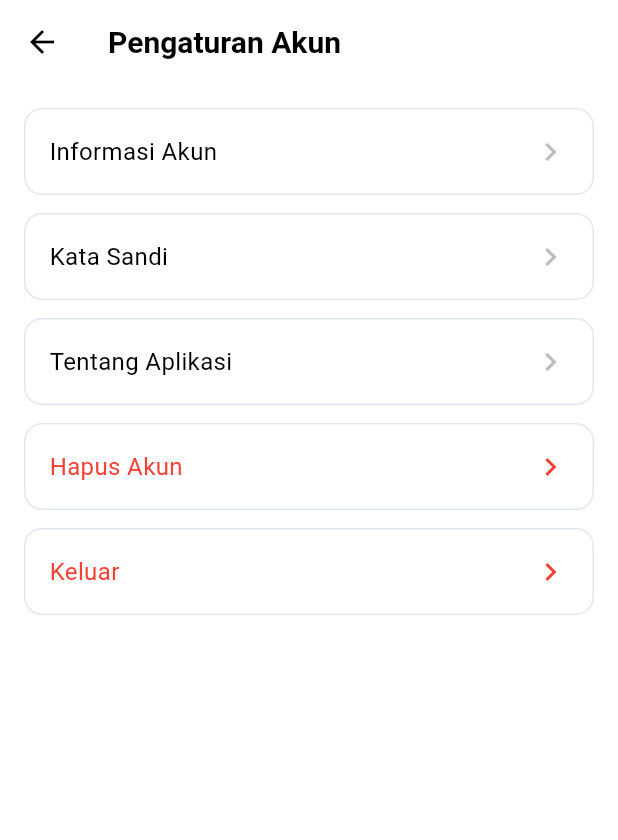
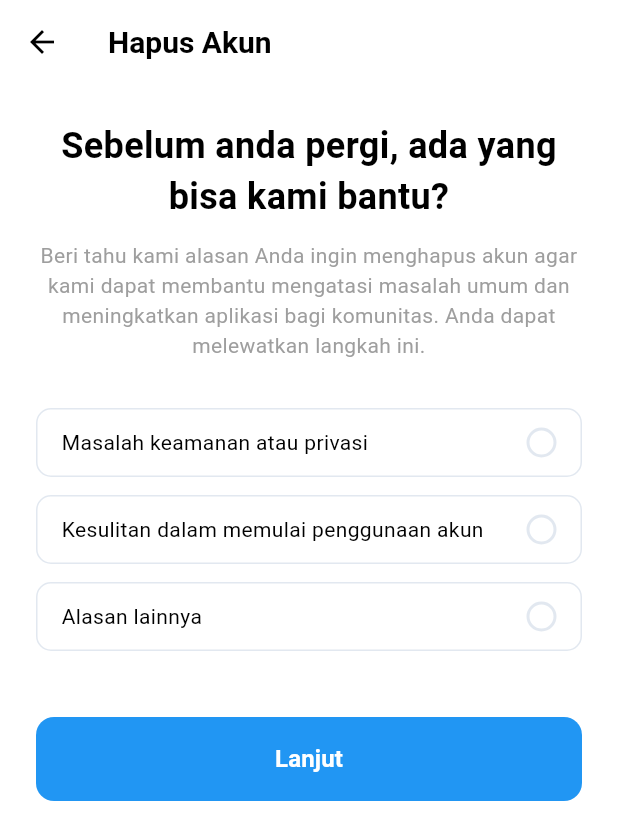
Before and after one commit to MuhammadBrataH/gerak-mobile-app, a Flutter app: the AccountSettingsView screen opened by its route, after a tap on "Hapus Akun", on a phone screen of 412 x 824 dp. Shown: the top 840 px of the screen. Run offline on Flutter 3.47's test engine with Material 3 defaults, Android fonts, the phone set to English and light mode, and no system bars; our stand-ins replace dio, flutter_secure_storage, flutter_svg, get, google_sign_in, image_picker; accounts and stored records are empty.

Commit message:
fix community logic and  add delete account page

```diff
--- a/lib/core/routes/app_pages.dart
+++ b/lib/core/routes/app_pages.dart
@@ -17,6 +17,7 @@ import '../../features/events/presentation/pages/dashboard_view.dart';
 import '../../features/events/presentation/pages/sports_all_view.dart';
 import '../../features/profile/presentation/pages/account_info_view.dart';
 import '../../features/profile/presentation/pages/account_settings_view.dart';
+import '../../features/profile/presentation/pages/delete_account_view.dart';
 import '../../features/profile/presentation/pages/delete_account_step1_view.dart';
 import '../../features/profile/presentation/pages/delete_account_step2_view.dart';
 import '../../features/profile/presentation/pages/edit_profile_view.dart';
@@ -97,6 +98,10 @@ class AppPages {
       page: () => const PasswordUpdateView(),
     ),
     GetPage(
+      name: AppRoutes.deleteAccount,
+      page: () => const DeleteAccountView(),
+    ),
+    GetPage(
       name: AppRoutes.deleteAccountStep1,
       page: () => const DeleteAccountStep1View(),
     ),
--- a/lib/core/routes/app_routes.dart
+++ b/lib/core/routes/app_routes.dart
@@ -20,6 +20,7 @@ abstract class AppRoutes {
   static const String emailUpdate = '/profile/email-update';
   static const String accountSettings = '/profile/settings';
   static const String passwordUpdate = '/profile/password-update';
+  static const String deleteAccount = '/profile/delete-account';
   static const String deleteAccountStep1 = '/profile/delete-account-step-1';
   static const String deleteAccountStep2 = '/profile/delete-account-step-2';
 }
--- a/lib/features/auth/presentation/controllers/auth_controller.dart
+++ b/lib/features/auth/presentation/controllers/auth_controller.dart
@@ -220,8 +220,10 @@ class AuthController extends GetxController {
   String get homeRoute => _homeRouteForAccountType(user.value?.accountType);
 
   Future<bool> get isLoggedIn async {
-    final token = await _storage.read(key: 'token');
-    return token != null && token.isNotEmpty;
+    // Disable auto-login for testing - always return false
+    return false;
+    // final token = await _storage.read(key: 'token');
+    // return token != null && token.isNotEmpty;
   }
 
   Future<bool> get hasCompletedOnboarding async {
--- a/lib/features/profile/presentation/pages/account_settings_view.dart
+++ b/lib/features/profile/presentation/pages/account_settings_view.dart
@@ -49,7 +49,7 @@ class AccountSettingsView extends StatelessWidget {
           _SettingsItem(
             title: 'Hapus Akun',
             textColor: Colors.red,
-            onTap: () => Get.toNamed('/profile/delete-account'),
+            onTap: () => Get.toNamed(AppRoutes.deleteAccount),
           ),
           const SizedBox(height: 12),
           _SettingsItem(
--- /dev/null
+++ b/lib/features/profile/presentation/pages/delete_account_view.dart
@@ -0,0 +1,243 @@
+import 'package:flutter/material.dart';
+import 'package:get/get.dart';
+import '../../../auth/presentation/controllers/auth_controller.dart';
+
+class DeleteAccountView extends StatefulWidget {
+  const DeleteAccountView({super.key});
+
+  @override
+  State<DeleteAccountView> createState() => _DeleteAccountViewState();
+}
+
+class _DeleteAccountViewState extends State<DeleteAccountView> {
+  int _selectedReason = -1;
+  int _currentStep = 1;
+
+  final List<String> _reasons = [
+    'Masalah keamanan atau privasi',
+    'Kesulitan dalam memulai penggunaan akun',
+    'Alasan lainnya',
+  ];
+
+  void _selectReason(int index) {
+    setState(() {
+      _selectedReason = index;
+    });
+  }
+
+  void _goToNextStep() {
+    setState(() {
+      _currentStep = 2;
+    });
+  }
+
+  void _goBackToStep1() {
+    setState(() {
+      _currentStep = 1;
+    });
+  }
+
+  void _goBackToProfile() {
+    Get.back();
+  }
+
+  @override
+  Widget build(BuildContext context) {
+    final authController = Get.find<AuthController>();
+    final displayName = authController.displayName;
+
+    return Scaffold(
+      backgroundColor: Colors.white,
+      appBar: AppBar(
+        backgroundColor: Colors.white,
+        elevation: 0,
+        leading: IconButton(
+          icon: const Icon(Icons.arrow_back, color: Colors.black),
+          onPressed: _currentStep == 2 ? _goBackToStep1 : () => Get.back(),
+        ),
+        title: const Text(
+          'Hapus Akun',
+          style: TextStyle(
+            color: Colors.black,
+            fontSize: 20,
+            fontWeight: FontWeight.w600,
+          ),
+        ),
+      ),
+      body: SingleChildScrollView(
+        padding: const EdgeInsets.all(24),
+        child: _currentStep == 1 ? _buildStep1() : _buildStep2(displayName),
+      ),
+    );
+  }
+
+  Widget _buildStep1() {
+    return Column(
+      crossAxisAlignment: CrossAxisAlignment.center,
+      children: [
+        const Text(
+          'Sebelum anda pergi, ada yang bisa kami bantu?',
+          style: TextStyle(
+            fontSize: 24,
+            fontWeight: FontWeight.bold,
+            color: Colors.black,
+          ),
+          textAlign: TextAlign.center,
+        ),
+        const SizedBox(height: 12),
+        const Text(
+          'Beri tahu kami alasan Anda ingin menghapus akun agar kami dapat membantu mengatasi masalah umum dan meningkatkan aplikasi bagi komunitas. Anda dapat melewatkan langkah ini.',
+          style: TextStyle(fontSize: 14, color: Colors.grey),
+          textAlign: TextAlign.center,
+        ),
+        const SizedBox(height: 32),
+        ..._reasons.asMap().entries.map((entry) {
+          final index = entry.key;
+          final reason = entry.value;
+          return Padding(
+            padding: const EdgeInsets.only(bottom: 12),
+            child: _ReasonOption(
+              text: reason,
+              isSelected: _selectedReason == index,
+              onTap: () => _selectReason(index),
+            ),
+          );
+        }),
+        const SizedBox(height: 32),
+        SizedBox(
+          width: double.infinity,
+          height: 56,
+          child: ElevatedButton(
+            onPressed: _goToNextStep,
+            style: ElevatedButton.styleFrom(
+              backgroundColor: Colors.blue,
+              foregroundColor: Colors.white,
+              shape: RoundedRectangleBorder(
+                borderRadius: BorderRadius.circular(12),
+              ),
+              elevation: 0,
+            ),
+            child: const Text(
+              'Lanjut',
+              style: TextStyle(fontSize: 16, fontWeight: FontWeight.w600),
+            ),
+          ),
+        ),
+      ],
+    );
+  }
+
+  Widget _buildStep2(String displayName) {
+    return Column(
+      crossAxisAlignment: CrossAxisAlignment.center,
+      children: [
+        Text(
+          '$displayName: hapus akun ini',
+          style: const TextStyle(
+            fontSize: 24,
+            fontWeight: FontWeight.bold,
+            color: Colors.black,
+          ),
+          textAlign: TextAlign.center,
+        ),
+        const SizedBox(height: 16),
+        RichText(
+          textAlign: TextAlign.center,
+          text: const TextSpan(
+            style: TextStyle(fontSize: 14, color: Colors.grey),
+            children: [
+              TextSpan(text: 'Jika kamu menghapus akunmu:\n'),
+              TextSpan(
+                text:
+                    '• Anda tidak akan dapat masuk dan menggunakan layanan apa pun di GERAK dengan akun tersebut.\n',
+              ),
+              TextSpan(text: '• lorem ipsum\n'),
+              TextSpan(text: '• lorem ipsum\n\n'),
+              TextSpan(text: 'Anda yakin ingin menghapus akun?'),
+            ],
+          ),
+        ),
+        const SizedBox(height: 32),
+        SizedBox(
+          width: double.infinity,
+          height: 56,
+          child: ElevatedButton(
+            onPressed: _goBackToProfile,
+            style: ElevatedButton.styleFrom(
+              backgroundColor: Colors.red,
+              foregroundColor: Colors.white,
+              shape: RoundedRectangleBorder(
+                borderRadius: BorderRadius.circular(12),
+              ),
+              elevation: 0,
+            ),
+            child: const Text(
+              'Hapus Akun',
+              style: TextStyle(fontSize: 16, fontWeight: FontWeight.w600),
+            ),
+          ),
+        ),
+      ],
+    );
+  }
+}
+
+class _ReasonOption extends StatelessWidget {
+  final String text;
+  final bool isSelected;
+  final VoidCallback onTap;
+
+  const _ReasonOption({
+    required this.text,
+    required this.isSelected,
+    required this.onTap,
+  });
+
+  @override
+  Widget build(BuildContext context) {
+    return GestureDetector(
+      onTap: onTap,
+      child: Container(
+        width: double.infinity,
+        padding: const EdgeInsets.symmetric(horizontal: 16, vertical: 12),
+        decoration: BoxDecoration(
+          color: Colors.white,
+          borderRadius: BorderRadius.circular(10),
+          border: Border.all(
+            color: isSelected ? Colors.blue : const Color(0xFFE2E8F0),
+            width: isSelected ? 2 : 1,
+          ),
+        ),
+        child: Row(
+          children: [
+            Expanded(
+              child: Text(
+                text,
+                style: TextStyle(
+                  color: isSelected ? Colors.blue : Colors.black,
+                  fontSize: 14,
+                  fontWeight: isSelected ? FontWeight.w600 : FontWeight.normal,
+                ),
+              ),
+            ),
+            Container(
+              width: 20,
+              height: 20,
+              decoration: BoxDecoration(
+                shape: BoxShape.circle,
+                border: Border.all(
+                  color: isSelected ? Colors.blue : const Color(0xFFE2E8F0),
+                  width: 2,
+                ),
+                color: isSelected ? Colors.blue : Colors.white,
+              ),
+              child: isSelected
+                  ? const Icon(Icons.check, size: 14, color: Colors.white)
+                  : null,
+            ),
+          ],
+        ),
+      ),
+    );
+  }
+}
```
Also changed, not shown: lib/features/community/presentation/pages/community_profile_view.dart (+6 -2 lines), lib/features/community/presentation/pages/community_view.dart (+8 -0 lines), lib/features/profile/presentation/pages/profile_view.dart (+8 -1 lines).
